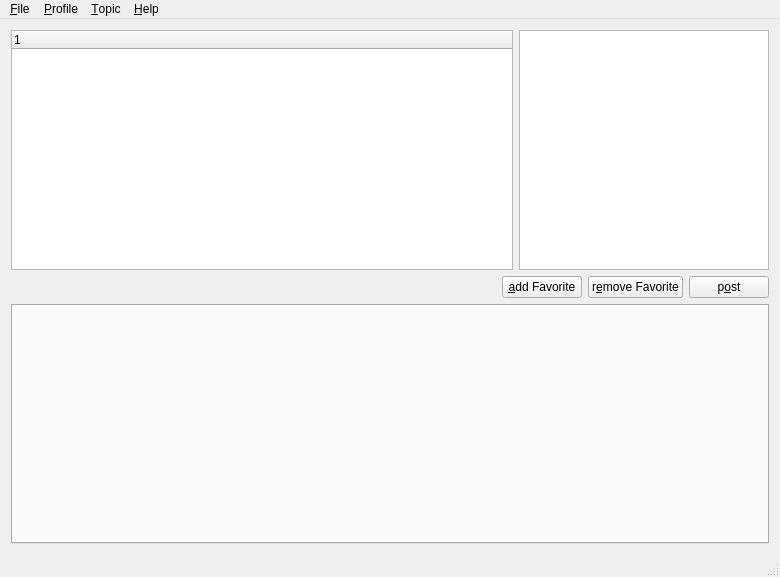
Before: the Qt Designer form mainwindow.ui in ottyajp/mona_chaduke, drawn with Qt 5.
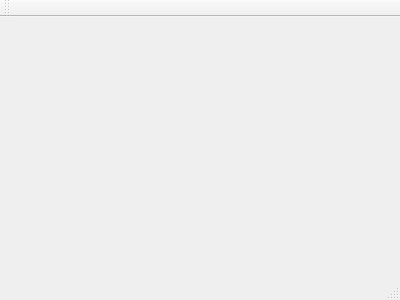
After: the same form once the commit is applied.

The edit to the form file:
```diff
--- a/mainwindow.ui
+++ b/mainwindow.ui
@@ -1,241 +1,25 @@
 <?xml version="1.0" encoding="UTF-8"?>
 <ui version="4.0">
  <class>MainWindow</class>
- <widget class="QMainWindow" name="MainWindow">
-  <property name="geometry">
+ <widget class="QMainWindow" name="MainWindow" >
+  <property name="geometry" >
    <rect>
     <x>0</x>
     <y>0</y>
-    <width>780</width>
-    <height>577</height>
+    <width>400</width>
+    <height>300</height>
    </rect>
   </property>
   <property name="windowTitle">
    <string>MainWindow</string>
   </property>
-  <widget class="QWidget" name="centralWidget">
-   <layout class="QGridLayout" name="gridLayout">
-    <item row="0" column="0">
-     <layout class="QVBoxLayout" name="verticalLayout">
-      <item>
-       <layout class="QHBoxLayout" name="topic_list_layout">
-        <item>
-         <widget class="QTreeWidget" name="topic_list">
-          <property name="selectionBehavior">
-           <enum>QAbstractItemView::SelectRows</enum>
-          </property>
-          <property name="columnCount">
-           <number>1</number>
-          </property>
-          <attribute name="headerShowSortIndicator" stdset="0">
-           <bool>false</bool>
-          </attribute>
-          <column>
-           <property name="text">
-            <string notr="true">1</string>
-           </property>
-          </column>
-         </widget>
-        </item>
-        <item>
-         <widget class="QPlainTextEdit" name="state_log_area">
-          <property name="maximumSize">
-           <size>
-            <width>250</width>
-            <height>16777215</height>
-           </size>
-          </property>
-          <property name="readOnly">
-           <bool>true</bool>
-          </property>
-         </widget>
-        </item>
-       </layout>
-      </item>
-      <item>
-       <layout class="QHBoxLayout" name="horizontalLayout">
-        <item>
-         <spacer name="horizontalSpacer">
-          <property name="orientation">
-           <enum>Qt::Horizontal</enum>
-          </property>
-          <property name="sizeHint" stdset="0">
-           <size>
-            <width>40</width>
-            <height>20</height>
-           </size>
-          </property>
-         </spacer>
-        </item>
-        <item>
-         <widget class="QPushButton" name="add_favorite_button">
-          <property name="text">
-           <string>&amp;add Favorite</string>
-          </property>
-         </widget>
-        </item>
-        <item>
-         <widget class="QPushButton" name="remove_favorite_button">
-          <property name="text">
-           <string>r&amp;emove Favorite</string>
-          </property>
-         </widget>
-        </item>
-        <item>
-         <widget class="QPushButton" name="call_post_window">
-          <property name="text">
-           <string>p&amp;ost</string>
-          </property>
-         </widget>
-        </item>
-       </layout>
-      </item>
-      <item>
-       <widget class="QTabWidget" name="tab_view">
-        <property name="tabPosition">
-         <enum>QTabWidget::North</enum>
-        </property>
-        <property name="tabShape">
-         <enum>QTabWidget::Rounded</enum>
-        </property>
-        <property name="currentIndex">
-         <number>-1</number>
-        </property>
-        <property name="elideMode">
-         <enum>Qt::ElideNone</enum>
-        </property>
-        <property name="tabsClosable">
-         <bool>true</bool>
-        </property>
-       </widget>
-      </item>
-     </layout>
-    </item>
-   </layout>
-  </widget>
-  <widget class="QMenuBar" name="menuBar">
-   <property name="geometry">
-    <rect>
-     <x>0</x>
-     <y>0</y>
-     <width>780</width>
-     <height>22</height>
-    </rect>
-   </property>
-   <widget class="QMenu" name="menu_File">
-    <property name="title">
-     <string>&amp;File</string>
-    </property>
-    <addaction name="action_Config"/>
-    <addaction name="separator"/>
-    <addaction name="action_Quit"/>
-   </widget>
-   <widget class="QMenu" name="menu_Profile">
-    <property name="title">
-     <string>&amp;Profile</string>
-    </property>
-    <addaction name="actionGet_profile"/>
-    <addaction name="separator"/>
-    <addaction name="actionGet_balance"/>
-    <addaction name="actionGet_deposit_address"/>
-    <addaction name="action_withdraw_balance"/>
-    <addaction name="separator"/>
-    <addaction name="actionWithdraw_deposit_history"/>
-    <addaction name="actionSend_receive_h_istory"/>
-   </widget>
-   <widget class="QMenu" name="menuTest">
-    <property name="title">
-     <string>&amp;Topic</string>
-    </property>
-    <addaction name="action_Get_topic_list"/>
-    <addaction name="actionGet_Favorite_topic_list"/>
-    <addaction name="separator"/>
-    <addaction name="actionForced_to_reload"/>
-    <addaction name="separator"/>
-    <addaction name="action_Create_new_topic"/>
-   </widget>
-   <widget class="QMenu" name="menu_Help">
-    <property name="title">
-     <string>&amp;Help</string>
-    </property>
-    <addaction name="action_About"/>
-   </widget>
-   <addaction name="menu_File"/>
-   <addaction name="menu_Profile"/>
-   <addaction name="menuTest"/>
-   <addaction name="menu_Help"/>
-  </widget>
-  <widget class="QStatusBar" name="statusBar"/>
-  <action name="action_Config">
-   <property name="text">
-    <string>&amp;Config</string>
-   </property>
-  </action>
-  <action name="action_Quit">
-   <property name="text">
-    <string>&amp;Quit</string>
-   </property>
-   <property name="shortcut">
-    <string>Ctrl+Q</string>
-   </property>
-  </action>
-  <action name="actionGet_profile">
-   <property name="text">
-    <string>&amp;get_profile</string>
-   </property>
-  </action>
-  <action name="action_Get_topic_list">
-   <property name="text">
-    <string>&amp;Get_topic_list</string>
-   </property>
-  </action>
-  <action name="action_About">
-   <property name="text">
-    <string>&amp;About</string>
-   </property>
-  </action>
-  <action name="actionGet_balance">
-   <property name="text">
-    <string>get_&amp;balance</string>
-   </property>
-  </action>
-  <action name="actionGet_deposit_address">
-   <property name="text">
-    <string>get_&amp;deposit_address</string>
-   </property>
-  </action>
-  <action name="actionGet_Favorite_topic_list">
-   <property name="text">
-    <string>Get_&amp;Favorite_topic_list</string>
-   </property>
-  </action>
-  <action name="actionForced_to_reload">
-   <property name="text">
-    <string>Forced_to_&amp;reload</string>
-   </property>
-  </action>
-  <action name="action_withdraw_balance">
-   <property name="text">
-    <string>&amp;withdraw_balance</string>
-   </property>
-  </action>
-  <action name="actionWithdraw_deposit_history">
-   <property name="text">
-    <string>withdraw_deposit_&amp;history</string>
-   </property>
-  </action>
-  <action name="actionSend_receive_h_istory">
-   <property name="text">
-    <string>send_receive_h&amp;istory</string>
-   </property>
-  </action>
-  <action name="action_Create_new_topic">
-   <property name="text">
-    <string>&amp;Create_new_topic</string>
-   </property>
-  </action>
+  <widget class="QMenuBar" name="menuBar" />
+  <widget class="QToolBar" name="mainToolBar" />
+  <widget class="QWidget" name="centralWidget" />
+  <widget class="QStatusBar" name="statusBar" />
  </widget>
- <layoutdefault spacing="6" margin="11"/>
+ <layoutDefault spacing="6" margin="11" />
+ <pixmapfunction></pixmapfunction>
  <resources/>
  <connections/>
 </ui>
```
Left out of the diff: 3 changed lines with no effect on the pictures.
